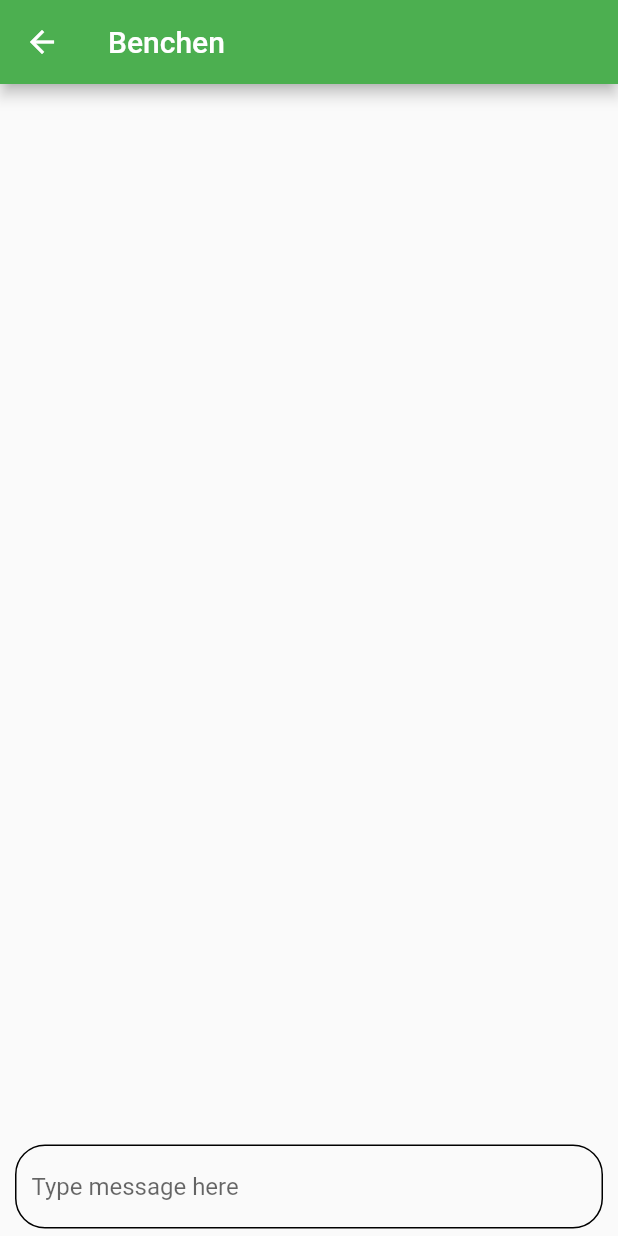
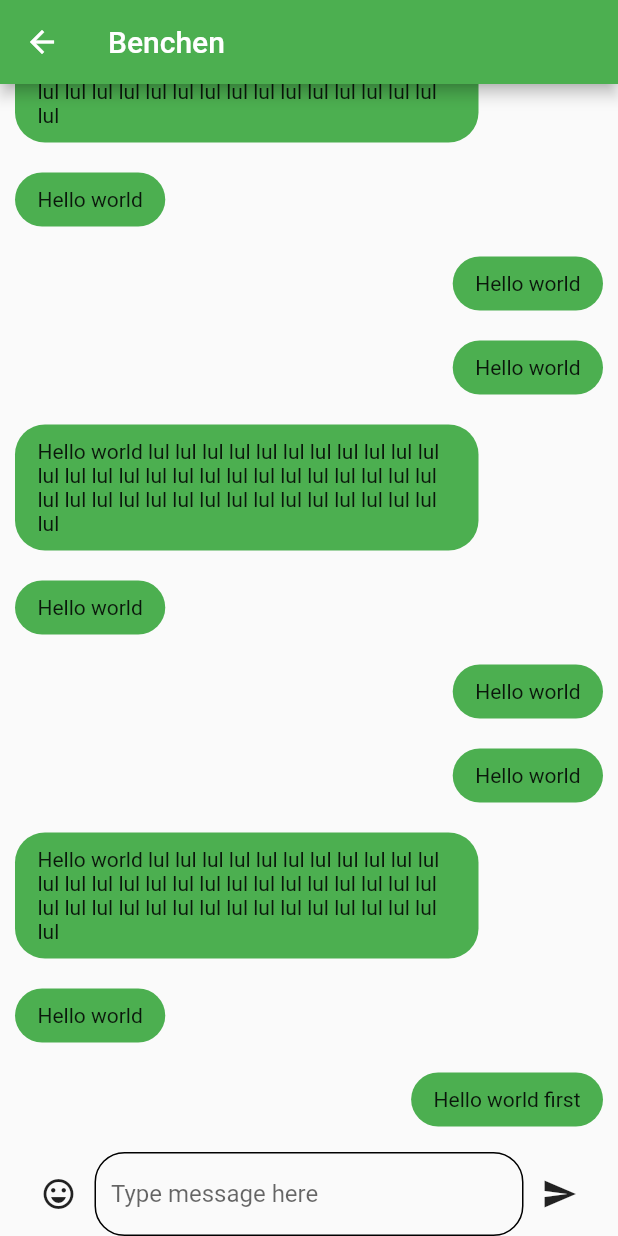
Before and after one commit to bauerjakob/botsta-app, a Flutter app: the screen it shows after launch, after a tap on "Be", on a phone screen of 412 x 824 dp. Run offline on Flutter 3.47's test engine with Material 2 defaults, Android fonts, the light colour scheme and no system bars; our stand-ins replace bloc, equatable, fluro, flutter_bloc, flutter_secure_storage, get_it and 2 more.

Commit message:
' Added chat bubble widget * Display messages on chat screen.

```diff
--- a/lib/models/message.dart
+++ b/lib/models/message.dart
@@ -3,4 +3,5 @@ class Message {
   String? text;
   String? senderId;
   String? chatroomId;
+  bool? senderIsMe;
 }
--- a/lib/screens/chat/chat_screen.dart
+++ b/lib/screens/chat/chat_screen.dart
@@ -1,11 +1,40 @@
 import 'package:botsta_app/models/chatroom.dart';
+import 'package:botsta_app/models/message.dart';
+import 'package:botsta_app/widgets/chat_message.dart';
 import 'package:botsta_app/widgets/widgets.dart';
 import 'package:flutter/material.dart';
 
 class ChatScreen extends StatelessWidget {
   final Chatroom chatroom;
 
-  const ChatScreen(this.chatroom);
+  ChatScreen(this.chatroom);
+
+  final List<Message> messages = [
+    Message()..text='Hello world first'..senderIsMe=true,
+    Message()..text='Hello world'..senderIsMe=false,
+    Message()..text='Hello world lul lul lul lul lul lul lul lul lul lul lul lul lul lul lul lul lul lul lul lul lul lul lul lul lul lul lul lul lul lul lul lul lul lul lul lul lul lul lul lul lul lul'..senderIsMe=false,
+    Message()..text='Hello world'..senderIsMe=true,
+     Message()..text='Hello world'..senderIsMe=true,
+    Message()..text='Hello world'..senderIsMe=false,
+    Message()..text='Hello world lul lul lul lul lul lul lul lul lul lul lul lul lul lul lul lul lul lul lul lul lul lul lul lul lul lul lul lul lul lul lul lul lul lul lul lul lul lul lul lul lul lul'..senderIsMe=false,
+    Message()..text='Hello world'..senderIsMe=true,
+     Message()..text='Hello world'..senderIsMe=true,
+    Message()..text='Hello world'..senderIsMe=false,
+    Message()..text='Hello world lul lul lul lul lul lul lul lul lul lul lul lul lul lul lul lul lul lul lul lul lul lul lul lul lul lul lul lul lul lul lul lul lul lul lul lul lul lul lul lul lul lul'..senderIsMe=false,
+    Message()..text='Hello world'..senderIsMe=true,
+     Message()..text='Hello world'..senderIsMe=true,
+    Message()..text='Hello world'..senderIsMe=false,
+    Message()..text='Hello world lul lul lul lul lul lul lul lul lul lul lul lul lul lul lul lul lul lul lul lul lul lul lul lul lul lul lul lul lul lul lul lul lul lul lul lul lul lul lul lul lul lul'..senderIsMe=false,
+    Message()..text='Hello world'..senderIsMe=true,
+     Message()..text='Hello world'..senderIsMe=true,
+    Message()..text='Hello world'..senderIsMe=false,
+    Message()..text='Hello world lul lul lul lul lul lul lul lul lul lul lul lul lul lul lul lul lul lul lul lul lul lul lul lul lul lul lul lul lul lul lul lul lul lul lul lul lul lul lul lul lul lul'..senderIsMe=false,
+    Message()..text='Hello world'..senderIsMe=true,
+     Message()..text='Hello world'..senderIsMe=true,
+    Message()..text='Hello world'..senderIsMe=false,
+    Message()..text='Hello world lul lul lul lul lul lul lul lul lul lul lul lul lul lul lul lul lul lul lul lul lul lul lul lul lul lul lul lul lul lul lul lul lul lul lul lul lul lul lul lul lul lul'..senderIsMe=false,
+    Message()..text='Hello world'..senderIsMe=true,
+  ];
 
   @override
   Widget build(BuildContext context) {
@@ -14,12 +43,19 @@ class ChatScreen extends StatelessWidget {
         title: Text(chatroom.name!),
       ),
       body: Container(
-        child: Column(
-          children: [
-            Expanded(child: Container()),
-            InputBar()
-          ]
-        ),
+        child: Column(children: [
+          Expanded(
+              child: Container(
+            child: ListView.builder(
+              reverse: true,
+              itemCount: messages.length,
+              itemBuilder: (context, item) {
+              var message = messages[item];
+              return ChatMessage(message);
+            }),
+          )),
+          InputBar()
+        ]),
       ),
     );
   }
--- a/lib/utils/extentions/context_extentions.dart
+++ b/lib/utils/extentions/context_extentions.dart
@@ -5,4 +5,16 @@ extension ContextExtentions on BuildContext {
   String? translate(String key) {
     return AppLocalizations.of(this)!.translate(key);
   }
+
+  ThemeData theme() {
+    return Theme.of(this);
+  }
+
+  double screenWidth() {
+    return MediaQuery.of(this).size.width;
+  }
+
+  double screenHeight() {
+    return MediaQuery.of(this).size.height;
+  }
 }
--- /dev/null
+++ b/lib/widgets/chat_message.dart
@@ -0,0 +1,29 @@
+import 'package:botsta_app/models/message.dart';
+import 'package:flutter/material.dart';
+import 'package:botsta_app/utils/extentions/context_extentions.dart';
+
+class ChatMessage extends StatelessWidget {
+
+  final Message message;
+
+  const ChatMessage(this.message);
+
+  @override
+  Widget build(BuildContext context) {
+    return Row(
+      mainAxisAlignment: message.senderIsMe! ? MainAxisAlignment.end : MainAxisAlignment.start,
+      children: [
+        Container(
+          constraints: BoxConstraints(maxWidth: context.screenWidth() * 0.75),
+          padding: EdgeInsets.symmetric(horizontal: 15, vertical: 10),
+          margin: EdgeInsets.symmetric(horizontal: 10, vertical: 10),
+          decoration: BoxDecoration(
+            color: context.theme().primaryColor,
+            borderRadius: BorderRadius.circular(20),
+          ),
+          child: Text(message.text!),
+        ),
+      ],
+    );
+  }
+}
--- a/lib/widgets/input_bar.dart
+++ b/lib/widgets/input_bar.dart
@@ -1,38 +1,39 @@
 import 'package:flutter/material.dart';
-import 'package:flutter/services.dart';
 import 'package:botsta_app/utils/extentions/context_extentions.dart';
 
-
 class InputBar extends StatelessWidget {
-  TextEditingController _textEditingController = TextEditingController();
+  final TextEditingController _textEditingController = TextEditingController();
   @override
   Widget build(BuildContext context) {
     return SafeArea(
       child: Container(
-        margin: EdgeInsets.symmetric(vertical: 5, horizontal: 10),
-              child: Row(
-          children: [
+        margin: EdgeInsets.only(top: 7, left: 15, right: 15),
+        child: Row(children: [
+          IconButton(
+            icon: Icon(Icons.emoji_emotions_outlined), // package: https://pub.dev/packages/emoji_picker/example
+            padding: EdgeInsets.symmetric(horizontal: 10),
+            onPressed: () {},
+          ),
           Expanded(
             child: Container(
-                padding: EdgeInsets.symmetric(
-                  horizontal: 10,
-                  vertical: 3
-                ),
+              padding: EdgeInsets.symmetric(horizontal: 10, vertical: 3),
               decoration: BoxDecoration(
                   border: Border.all(),
-                  borderRadius: BorderRadius.circular(20)
-                ),
+                  borderRadius: BorderRadius.circular(20)),
               child: TextField(
                 controller: _textEditingController,
                 decoration: InputDecoration(
                     border: InputBorder.none,
-                     hintText: context.translate('CHAT.hintText')
+                    hintText: context.translate('CHAT.hintText')),
               ),
             ),
           ),
+          IconButton(
+            icon: Icon(Icons.send),
+            padding: EdgeInsets.symmetric(horizontal: 10),
+            onPressed: () {},
           )
-          ]
-        ),
+        ]),
       ),
     );
   }
```
Lines whose indentation alone changed are shown as unchanged.
